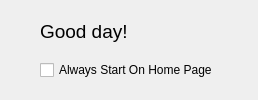
Before: the Qt Designer form NickvisionApplication/UI/Views/HomePage.ui in NickvisionApps/Application, drawn with Qt 5.
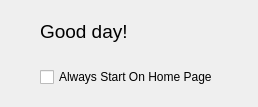
After: the same form once the commit is applied.

Diff of the .ui file:
```diff
--- a/NickvisionApplication/UI/Views/HomePage.ui
+++ b/NickvisionApplication/UI/Views/HomePage.ui
@@ -2,6 +2,14 @@
 <ui version="4.0">
  <class>HomePage</class>
  <widget class="QWidget" name="HomePage">
+  <property name="geometry">
+   <rect>
+    <x>0</x>
+    <y>0</y>
+    <width>253</width>
+    <height>107</height>
+   </rect>
+  </property>
   <layout class="QHBoxLayout" name="horizontalLayout_2">
    <property name="leftMargin">
     <number>40</number>
```
Left out of the diff: 2 changed lines with no effect on the pictures.
